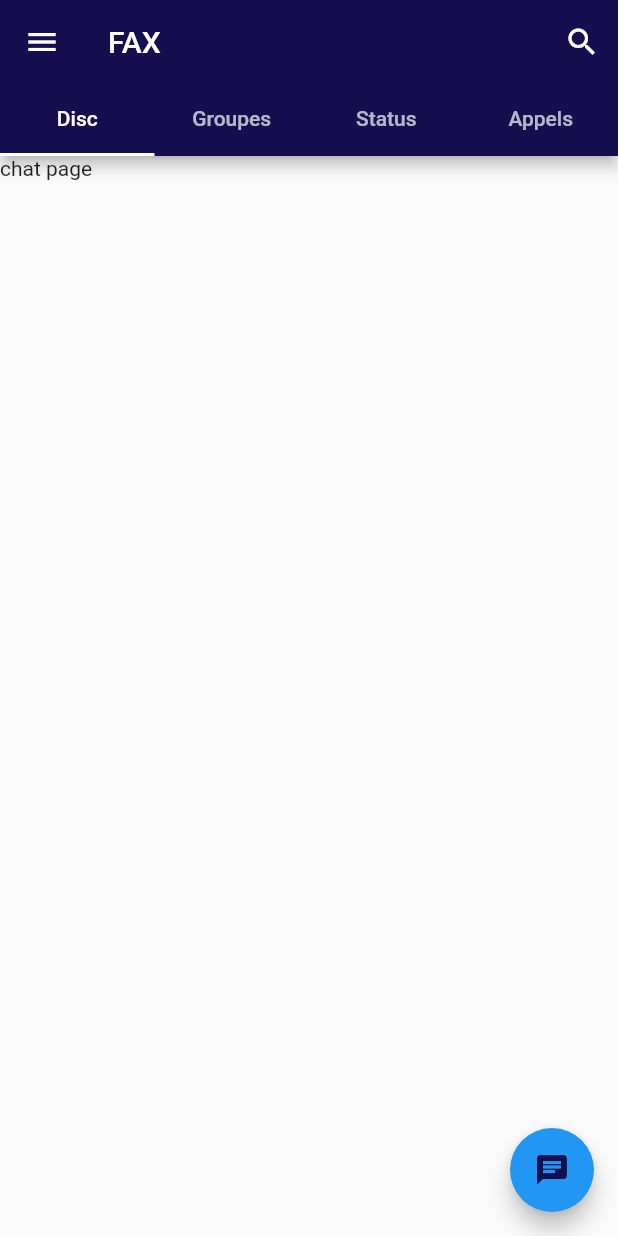
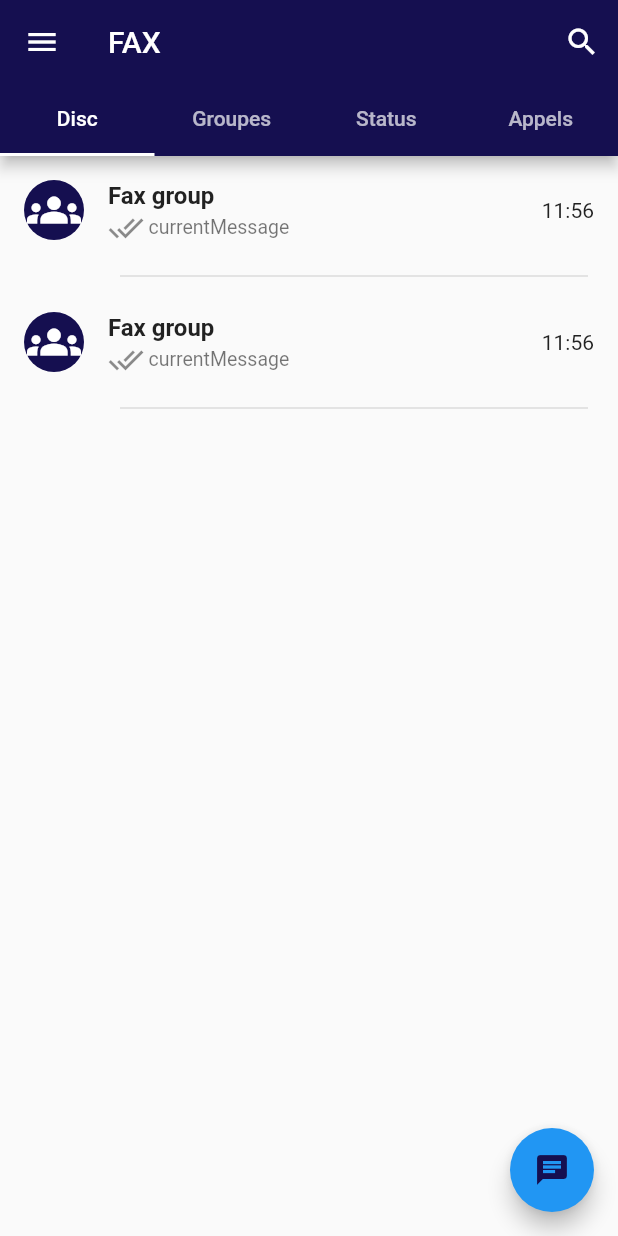
Before and after one commit to abk2035/Fax, a Flutter app: the screen it shows after launch, on a phone screen of 412 x 824 dp. Run offline on Flutter 3.47's test engine with Material 2 defaults, Android fonts, the phone set to English and light mode, and no system bars; our stand-ins replace emoji_picker_flutter.

```diff
--- /dev/null
+++ b/lib/components/custome_card.dart
@@ -0,0 +1,59 @@
+import 'package:fax/pages/individual_page.dart';
+import 'package:flutter/material.dart';
+import 'package:flutter/src/foundation/key.dart';
+import 'package:flutter/src/widgets/framework.dart';
+
+class CustomCard extends StatelessWidget {
+  const CustomCard({Key? key}) : super(key: key);
+
+  @override
+  Widget build(BuildContext context) {
+    return InkWell(
+      onTap: (() {
+        Navigator.push(
+            context, MaterialPageRoute(builder: (context) => const IndividualPage()));
+      }),
+      child: Column(
+        children: [
+          ListTile(
+            leading: CircleAvatar(
+                backgroundColor: Theme.of(context).primaryColor,
+                child: const Icon(
+                  Icons.groups,
+                  color: Colors.white,
+                  size: 36,
+                )),
+            title: const Text(
+              "Fax group",
+              style: TextStyle(
+                fontSize: 16,
+                fontWeight: FontWeight.bold,
+              ),
+            ),
+            trailing: const Text("11:56"),
+            subtitle: Row(
+              children: const [
+                Icon(Icons.done_all),
+                SizedBox(
+                  width: 3,
+                ),
+                Text(
+                  "currentMessage",
+                  style: TextStyle(
+                    fontSize: 13,
+                  ),
+                ),
+              ],
+            ),
+          ),
+          const Padding(
+            padding: EdgeInsets.only(right: 20, left: 80),
+            child: Divider(
+              thickness: 1,
+            ),
+          ),
+        ],
+      ),
+    );
+  }
+}
--- a/lib/pages/chat.dart
+++ b/lib/pages/chat.dart
@@ -1,3 +1,4 @@
+import 'package:fax/components/custome_card.dart';
 import 'package:flutter/material.dart';
 import 'package:flutter/src/foundation/key.dart';
 import 'package:flutter/src/widgets/framework.dart';
@@ -20,7 +21,7 @@ class _ChatPageState extends State<ChatPage> {
           color: Theme.of(context).primaryColor,
         ),
       ),
-      body: const Text("chat page"),
+      body:  ListView(children:const [CustomCard(),CustomCard(),],),
     );
   }
 }
--- a/pubspec.yaml
+++ b/pubspec.yaml
@@ -34,6 +34,9 @@ dependencies:
   # The following adds the Cupertino Icons font to your application.
   # Use with the CupertinoIcons class for iOS style icons.
   cupertino_icons: ^1.0.2
+  emoji_picker_flutter: ^1.5.1
+  shared_preferences: ^2.0.15
+
   #splashscreen : ^1.0.0
 
 dev_dependencies:
```
Also changed, not shown: lib/pages/individual_page.dart (added, +182 -0 lines), pubspec.lock, 5 other files.
